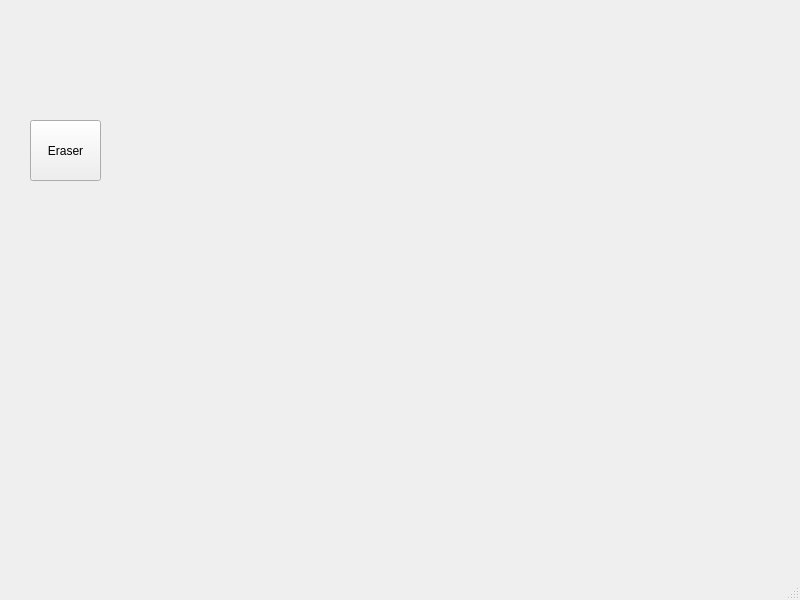
aishug18/SpriteEditor, file SpriteEditor/mainwindow.ui: the form before one commit.
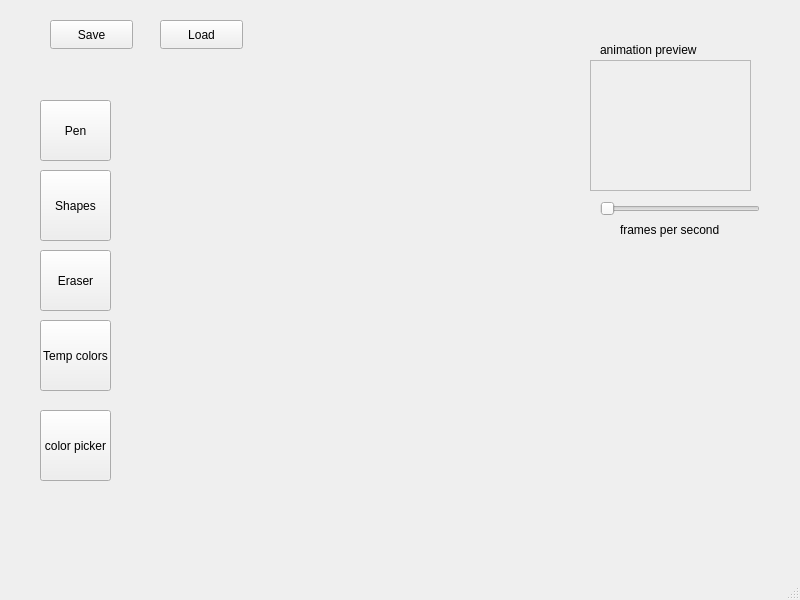
The form after the commit. Custom widgets are drawn as their Qt base class.

Commit message: basic layout of tools, animation preview, etc.

What changed in the file:
```diff
--- a/SpriteEditor/mainwindow.ui
+++ b/SpriteEditor/mainwindow.ui
@@ -27,8 +27,8 @@
    <widget class="QToolButton" name="eraseToggleButton">
     <property name="geometry">
      <rect>
-      <x>30</x>
-      <y>120</y>
+      <x>40</x>
+      <y>250</y>
       <width>71</width>
       <height>61</height>
      </rect>
@@ -40,6 +40,139 @@
      <bool>true</bool>
     </property>
    </widget>
+   <widget class="QPushButton" name="pushButton">
+    <property name="geometry">
+     <rect>
+      <x>40</x>
+      <y>100</y>
+      <width>71</width>
+      <height>61</height>
+     </rect>
+    </property>
+    <property name="text">
+     <string>Pen</string>
+    </property>
+   </widget>
+   <widget class="QPushButton" name="pushButton_2">
+    <property name="geometry">
+     <rect>
+      <x>40</x>
+      <y>170</y>
+      <width>71</width>
+      <height>71</height>
+     </rect>
+    </property>
+    <property name="text">
+     <string>Shapes</string>
+    </property>
+   </widget>
+   <widget class="QPushButton" name="pushButton_3">
+    <property name="geometry">
+     <rect>
+      <x>40</x>
+      <y>320</y>
+      <width>71</width>
+      <height>71</height>
+     </rect>
+    </property>
+    <property name="text">
+     <string>Temp colors</string>
+    </property>
+   </widget>
+   <widget class="QPushButton" name="pushButton_4">
+    <property name="geometry">
+     <rect>
+      <x>40</x>
+      <y>410</y>
+      <width>71</width>
+      <height>71</height>
+     </rect>
+    </property>
+    <property name="text">
+     <string>color picker</string>
+    </property>
+   </widget>
+   <widget class="QPushButton" name="pushButton_5">
+    <property name="geometry">
+     <rect>
+      <x>50</x>
+      <y>20</y>
+      <width>83</width>
+      <height>29</height>
+     </rect>
+    </property>
+    <property name="text">
+     <string>Save</string>
+    </property>
+   </widget>
+   <widget class="QPushButton" name="pushButton_6">
+    <property name="geometry">
+     <rect>
+      <x>160</x>
+      <y>20</y>
+      <width>83</width>
+      <height>29</height>
+     </rect>
+    </property>
+    <property name="text">
+     <string>Load</string>
+    </property>
+   </widget>
+   <widget class="QSlider" name="horizontalSlider">
+    <property name="geometry">
+     <rect>
+      <x>600</x>
+      <y>200</y>
+      <width>160</width>
+      <height>18</height>
+     </rect>
+    </property>
+    <property name="orientation">
+     <enum>Qt::Orientation::Horizontal</enum>
+    </property>
+   </widget>
+   <widget class="QLabel" name="label">
+    <property name="geometry">
+     <rect>
+      <x>620</x>
+      <y>220</y>
+      <width>131</width>
+      <height>20</height>
+     </rect>
+    </property>
+    <property name="text">
+     <string>frames per second</string>
+    </property>
+   </widget>
+   <widget class="QFrame" name="frame">
+    <property name="geometry">
+     <rect>
+      <x>590</x>
+      <y>60</y>
+      <width>161</width>
+      <height>131</height>
+     </rect>
+    </property>
+    <property name="frameShape">
+     <enum>QFrame::Shape::StyledPanel</enum>
+    </property>
+    <property name="frameShadow">
+     <enum>QFrame::Shadow::Raised</enum>
+    </property>
+   </widget>
+   <widget class="QLabel" name="label_2">
+    <property name="geometry">
+     <rect>
+      <x>600</x>
+      <y>40</y>
+      <width>131</width>
+      <height>20</height>
+     </rect>
+    </property>
+    <property name="text">
+     <string>animation preview</string>
+    </property>
+   </widget>
   </widget>
   <widget class="QMenuBar" name="menubar">
    <property name="geometry">
```
Left out of the diff: 2 changed lines with no effect on the pictures. The commit also changes 1 other file.
